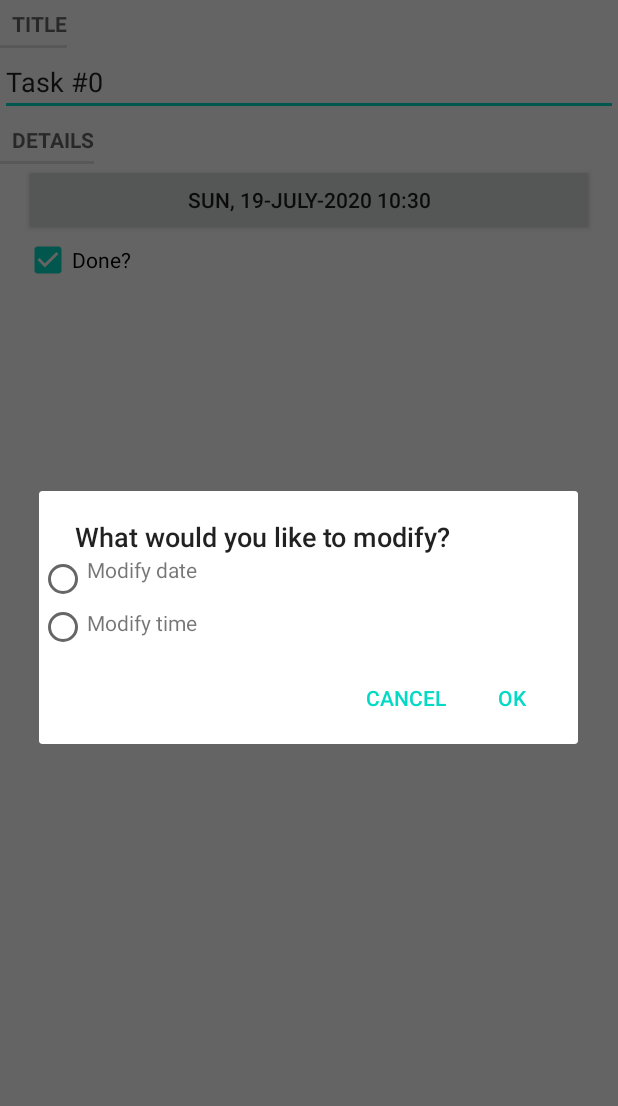
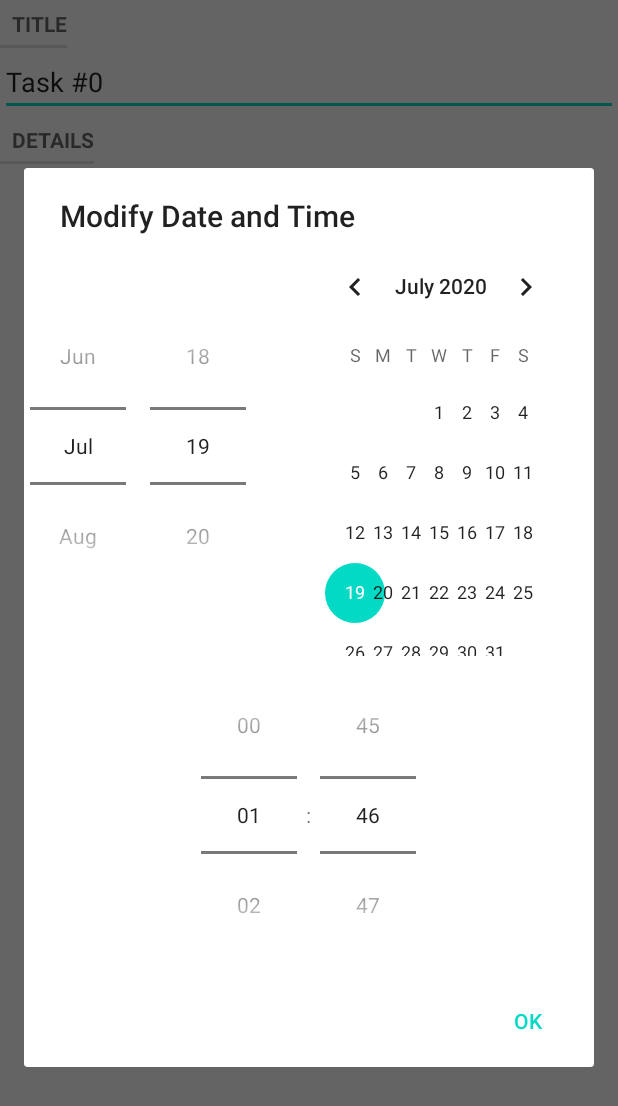
Before and after one commit to Tesla-J/Procrastination-Repelent, an Android app: the TaskFragment screen opened directly, with no data from a screen before it, after a tap on an icon or button, on a phone screen of 412 x 824 dp. Shown: the top 1106 px of the screen. Run offline under Robolectric (Android 15) with nearby library versions, the phone set to English and light mode, and no system bars.

Commit message:
Date and time modifications now are made in the same dialog fragment, it solves all date and time bugs of the previous version and reduces memory usage compared with the previous implementation

```diff
--- /dev/null
+++ b/app/src/main/java/com/marcos/procrastinationrepelent/DateAndTimePickerFragment.java
@@ -0,0 +1,82 @@
+package com.marcos.procrastinationrepelent;
+
+import android.app.Activity;
+import android.app.AlertDialog;
+import android.app.Dialog;
+import android.content.DialogInterface;
+import android.content.Intent;
+import android.os.Bundle;
+import android.view.View;
+import android.widget.DatePicker;
+import android.widget.TimePicker;
+
+import androidx.fragment.app.DialogFragment;
+
+import java.util.Date;
+import java.util.Calendar;
+
+public class DateAndTimePickerFragment  extends DialogFragment {
+    private DatePicker mDatePicker;
+    private TimePicker mTimePicker;
+    private Date mDate;
+    private Calendar mCalendar;
+
+    public static String DATE_AND_TIME_ARGUMENT = "Date and time";
+    public static String DATE_AND_TIME_EXTRA = "com.marcos.procrastinationrepelent.dateandtime";
+
+    @Override
+    public Dialog onCreateDialog(Bundle savedInstanceState){
+        mDate = (Date) getArguments().getSerializable(DATE_AND_TIME_ARGUMENT);
+        mCalendar = Calendar.getInstance();
+        View v = getActivity().getLayoutInflater().inflate(R.layout.date_and_time_picker, null);
+
+        mDatePicker = (DatePicker) v.findViewById(R.id.date_picker);
+        int year = mCalendar.get(Calendar.YEAR);
+        int month = mCalendar.get(Calendar.MONTH);
+        int dayOfMonth = mCalendar.get(Calendar.DAY_OF_MONTH);
+        mDatePicker.init(year, month, dayOfMonth, new DatePicker.OnDateChangedListener(){
+            @Override
+            public void onDateChanged(DatePicker view, int year, int month, int dayOfMonth){
+                mCalendar.set(year, month, dayOfMonth);
+                mDate = mCalendar.getTime();
+            }
+        });
+        mTimePicker = (TimePicker) v.findViewById(R.id.time_picker);
+        mTimePicker.setIs24HourView(true);
+        mTimePicker.setOnTimeChangedListener(new TimePicker.OnTimeChangedListener(){
+            @Override
+            public void onTimeChanged(TimePicker view, int hour, int minute){
+                mCalendar.set(Calendar.HOUR_OF_DAY, hour);
+                mCalendar.set(Calendar.MINUTE, minute);
+                mDate = mCalendar.getTime();
+            }
+        });
+
+        return new AlertDialog.Builder(getActivity())
+                .setView(v)
+                .setTitle(R.string.date_and_time_dialog_title)
+                .setPositiveButton(android.R.string.ok, new DialogInterface.OnClickListener(){
+                    @Override
+                    public void onClick(DialogInterface dialog, int which){
+                        sendResult(Activity.RESULT_OK);
+                    }
+                })
+                .create();
+    }
+
+    public static DateAndTimePickerFragment newInstance(Date date_time){
+        Bundle args = new Bundle();
+        args.putSerializable(DATE_AND_TIME_ARGUMENT, date_time);
+        DateAndTimePickerFragment fragment = new DateAndTimePickerFragment();
+        fragment.setArguments(args);
+        return fragment;
+    }
+
+    private void sendResult(int resultCode){
+        if(getTargetFragment() != null) {
+            Intent i = new Intent();
+            i.putExtra(DATE_AND_TIME_EXTRA, mDate);
+            getTargetFragment().onActivityResult(getTargetRequestCode(), resultCode, i);
+        }
+    }
+}
--- a/app/src/main/java/com/marcos/procrastinationrepelent/OptionPickerFragment.java
+++ /dev/null
@@ -1,108 +0,0 @@
-package com.marcos.procrastinationrepelent;
-
-import android.app.Activity;
-import android.app.AlertDialog;
-import android.app.Dialog;
-import android.content.DialogInterface;
-import android.content.Intent;
-import android.os.Bundle;
-import android.view.View;
-import android.widget.RadioButton;
-
-import androidx.fragment.app.DialogFragment;
-import androidx.fragment.app.FragmentManager;
-
-import java.util.Date;
-
-public class OptionPickerFragment extends DialogFragment {
-    private RadioButton mModifyDateRadioButton;
-    private RadioButton mModifyTimeRadioButton;
-    private Date mDate;
-
-    public static final String EXTRA_DATE_TIME_KEY = "com.marcos.procrastinationrepelent.datetime";
-    public static final int REQUEST_DATE_TIME_CODE = 2;
-    public static final String DIALOG_DATE_TIME = "Date and time dialog";
-
-    @Override
-    public Dialog onCreateDialog(Bundle onSavedInstanceState){
-        mDate = (Date) getArguments().getSerializable(EXTRA_DATE_TIME_KEY);
-        View v = getActivity().getLayoutInflater().inflate(R.layout.dialog_option, null);
-        mModifyDateRadioButton = (RadioButton) v.findViewById(R.id.modify_date_option);
-        mModifyDateRadioButton.setOnClickListener(new View.OnClickListener(){
-            @Override
-            public void onClick(View v){
-                modifyDate();
-            }
-        });
-        mModifyTimeRadioButton = (RadioButton) v.findViewById(R.id.modify_time_option);
-        mModifyTimeRadioButton.setOnClickListener(new View.OnClickListener(){
-            @Override
-            public void onClick(View v){
-                modifyTime();
-            }
-        });
-        return new AlertDialog.Builder(getActivity())
-                .setView(v)
-                .setTitle(R.string.option_picker_title)
-                .setPositiveButton(android.R.string.ok, new DialogInterface.OnClickListener(){
-                    @Override
-                    public void onClick(DialogInterface dialog, int which){
-                        sendResult(Activity.RESULT_OK);
-                    }
-                })
-                .setNegativeButton(android.R.string.cancel, null)
-                .create();
-    }
-
-    @Override
-    public void onActivityResult(int requestCode, int resultCode, Intent data){
-        if(requestCode == REQUEST_DATE_TIME_CODE){
-            /* It will get the date from timepicker or datepicker
-            */
-            try{
-                mDate = (Date) data.getSerializableExtra(DatePickerFragment.EXTRA_DATE);
-                System.out.println(mDate.toString());
-            }catch (NullPointerException e){
-                mDate = (Date) data.getSerializableExtra(TimePickerFragment.EXTRA_TIME);
-                System.out.println(mDate.toString());
-            }finally{
-                getArguments().putSerializable(EXTRA_DATE_TIME_KEY, mDate);
-            }
-        }
-    }
-
-    public static OptionPickerFragment newInstance(Date date){
-        Bundle args = new Bundle();
-        args.putSerializable(EXTRA_DATE_TIME_KEY, date);
-        OptionPickerFragment fragment = new OptionPickerFragment();
-        fragment.setArguments(args);
-        return fragment;
-
-    }
-
-    //these methods will redirect the user to the specific fragment
-    private void modifyDate(){
-        FragmentManager fm = getActivity().getSupportFragmentManager();
-        DatePickerFragment dialog = DatePickerFragment.newInstance(mDate);
-        dialog.setTargetFragment(OptionPickerFragment.this, REQUEST_DATE_TIME_CODE);
-        dialog.show(fm, DIALOG_DATE_TIME);
-
-    }
-    private void modifyTime(){
-        FragmentManager fm = getActivity().getSupportFragmentManager();
-        TimePickerFragment dialog = TimePickerFragment.newInstance(mDate);
-        dialog.setTargetFragment(OptionPickerFragment.this, REQUEST_DATE_TIME_CODE);
-        dialog.show(fm, DIALOG_DATE_TIME);
-    }
-
-    //This method will redirect de the modified date and time to the TaskFragment, and further, the Button
-    private void sendResult(int resultCode){
-        if(getTargetFragment() != null){
-            Intent i = new Intent();
-            i.putExtra(EXTRA_DATE_TIME_KEY, mDate);
-            getTargetFragment().onActivityResult(getTargetRequestCode(), resultCode, i);
-        }
-
-
-    }
-}
--- a/app/src/main/java/com/marcos/procrastinationrepelent/TaskFragment.java
+++ b/app/src/main/java/com/marcos/procrastinationrepelent/TaskFragment.java
@@ -62,7 +62,8 @@ public class TaskFragment extends Fragment {
              @Override
              public void onClick(View v){
                  FragmentManager fm = getActivity().getSupportFragmentManager();
-                 OptionPickerFragment dialog = OptionPickerFragment.newInstance(mTask.getDate());
+                 //OptionPickerFragment dialog = OptionPickerFragment.newInstance(mTask.getDate());
+                 DateAndTimePickerFragment dialog = DateAndTimePickerFragment.newInstance(mTask.getDate());
                  dialog.setTargetFragment(TaskFragment.this, REQUEST_DATE_AND_TIME_CODE);
                  dialog.show(fm, DIALOG_DATE_AND_TIME);
              }
@@ -82,7 +83,7 @@ public class TaskFragment extends Fragment {
      public void onActivityResult(int requestCode, int resultCode, Intent data){
          if(resultCode != Activity.RESULT_OK) return;
          if(requestCode == REQUEST_DATE_AND_TIME_CODE) {
-             Date date = (Date) data.getSerializableExtra(OptionPickerFragment.EXTRA_DATE_TIME_KEY);
+             Date date = (Date) data.getSerializableExtra(DateAndTimePickerFragment.DATE_AND_TIME_EXTRA);
              mTask.setDate(date);
              updateDateAndTime();
          }
--- /dev/null
+++ b/app/src/main/res/layout/date_and_time_picker.xml
@@ -0,0 +1,22 @@
+<?xml version="1.0" encoding="utf-8"?>
+<LinearLayout xmlns:android="http://schemas.android.com/apk/res/android"
+    android:orientation="vertical"
+    android:layout_width="match_parent"
+    android:layout_height="match_parent"
+    android:gravity="center"
+    >
+
+    <DatePicker
+        android:id="@+id/date_picker"
+        android:layout_width="wrap_content"
+        android:layout_height="wrap_content"
+        android:datePickerMode="spinner"
+        />
+
+    <TimePicker
+        android:id="@+id/time_picker"
+        android:layout_width="wrap_content"
+        android:layout_height="wrap_content"
+        android:timePickerMode="spinner"
+        />
+</LinearLayout>
--- a/app/src/main/res/layout/dialog_option.xml
+++ /dev/null
@@ -1,42 +0,0 @@
-<?xml version="1.0" encoding="utf-8"?>
-<LinearLayout
-    xmlns:android="http://schemas.android.com/apk/res/android"
-    android:layout_width="match_parent"
-    android:layout_height="match_parent"
-    android:orientation="horizontal"
-    >
-    <RadioGroup
-        android:layout_width="wrap_content"
-        android:layout_height="wrap_content"
-        android:orientation="vertical"
-        >
-        <RadioButton
-            android:id="@+id/modify_date_option"
-            android:layout_width="wrap_content"
-            android:layout_height="wrap_content"
-            />
-        <RadioButton
-            android:id="@+id/modify_time_option"
-            android:layout_width="wrap_content"
-            android:layout_height="wrap_content"
-            />
-    </RadioGroup>
-
-    <LinearLayout
-        android:layout_width="wrap_content"
-        android:layout_height="wrap_content"
-        android:orientation="vertical"
-        >
-        <TextView
-            android:layout_width="wrap_content"
-            android:layout_height="wrap_content"
-            android:text="@string/option_modify_date"
-            android:layout_marginBottom="16dp"
-            />
-        <TextView
-            android:layout_width="wrap_content"
-            android:layout_height="wrap_content"
-            android:text="@string/option_modify_time"
-            />
-    </LinearLayout>
-</LinearLayout>
--- a/app/src/main/res/values/strings.xml
+++ b/app/src/main/res/values/strings.xml
@@ -10,4 +10,5 @@
     <string name="option_picker_title">What would you like to modify?</string>
     <string name="option_modify_date">Modify date</string>
     <string name="option_modify_time">Modify time</string>
+    <string name="date_and_time_dialog_title">Modify Date and Time</string>
 </resources>
```
Also changed, not shown: app/src/main/java/com/marcos/procrastinationrepelent/DatePickerFragment.java (deleted, +0 -74 lines), app/src/main/java/com/marcos/procrastinationrepelent/TimePickerFragment.java (deleted, +0 -71 lines), app/src/main/res/layout/dialog_date.xml (deleted, +0 -8 lines), app/src/main/res/layout/dialog_time.xml (deleted, +0 -7 lines).
